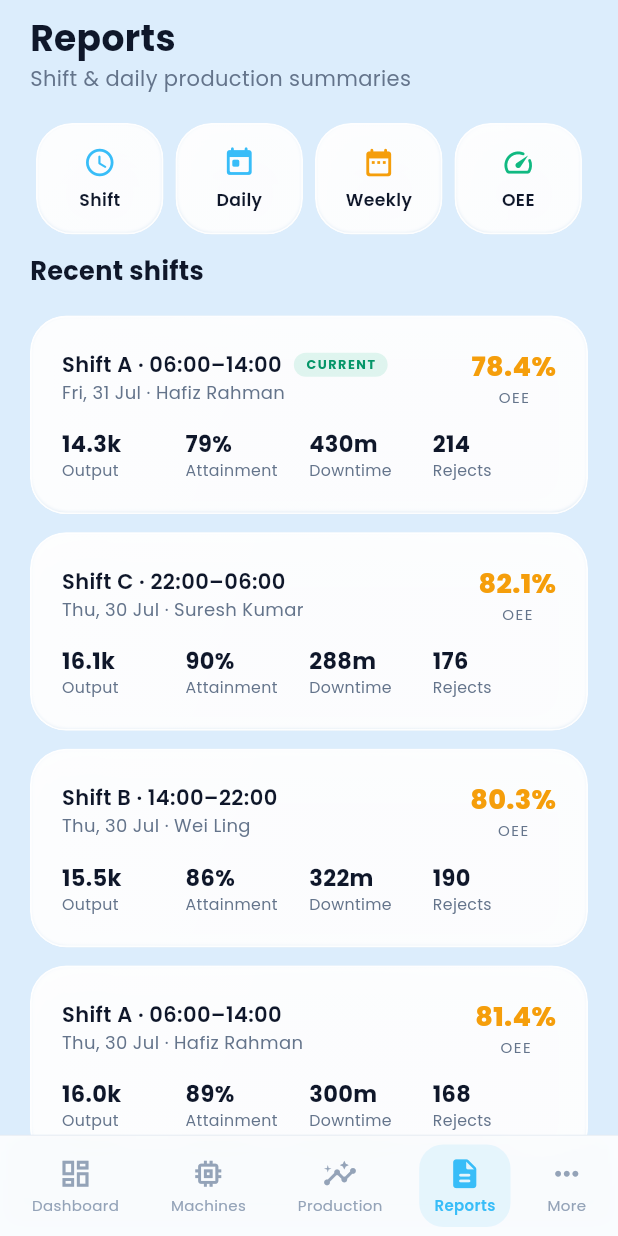
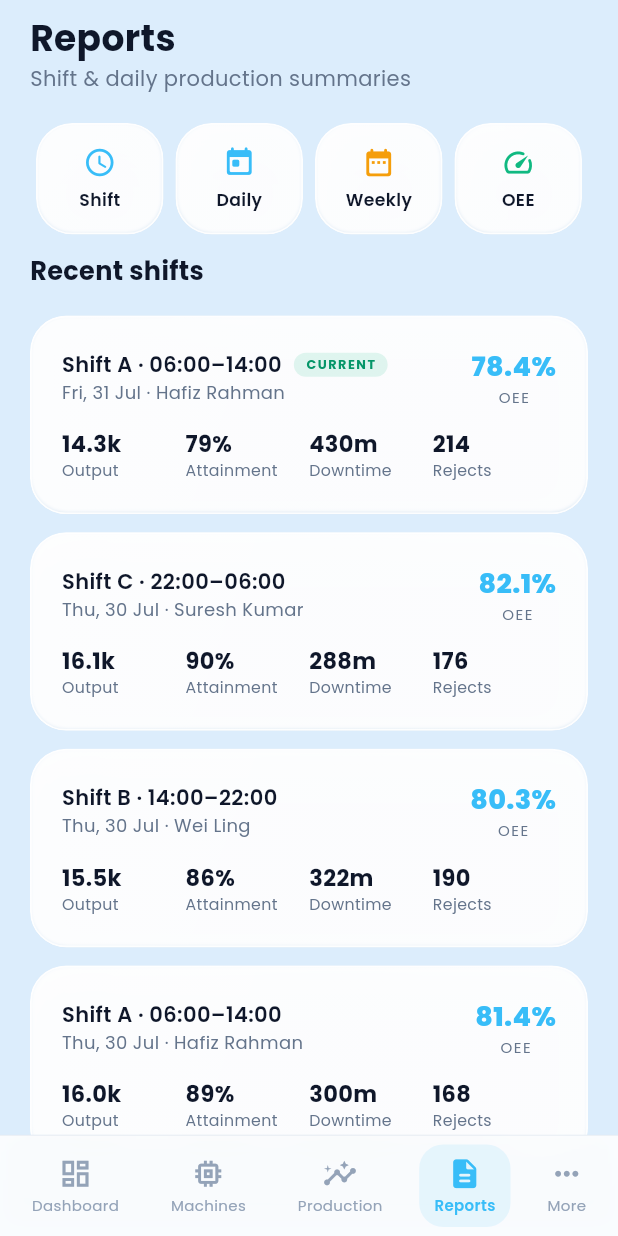
Before and after one commit to kautsarbaiq/Industrial-IoT-app, a Flutter app: the ShellScreen screen opened by its route, item 4 of the bottom bar chosen, on a phone screen of 412 x 824 dp. Run offline on Flutter 3.47's test engine with Material 3 defaults, Android fonts, the phone set to English and light mode, and no system bars; our stand-ins replace fl_chart, flutter_staggered_animations, google_fonts.

Commit message:
Refactor report card color to use a single flat brand color for improved consistency

```diff
--- a/lib/screens/manager/reports_screen.dart
+++ b/lib/screens/manager/reports_screen.dart
@@ -81,11 +81,7 @@ class ReportsScreen extends StatelessWidget {
       {bool highlight = false}) {
     final onSurface = Theme.of(context).colorScheme.onSurface;
     final onVar = Theme.of(context).colorScheme.onSurfaceVariant;
-    final color = r.oee >= 85
-        ? AppColors.green
-        : r.oee >= 65
-            ? AppColors.amber
-            : AppColors.red;
+    const color = AppColors.brand; // single flat light-blue (no OEE health bands)
     return GlassCard(
       onTap: () => openGlassPage(context, 'Shift Report', _ReportDetail(report: r)),
       child: Column(
```
